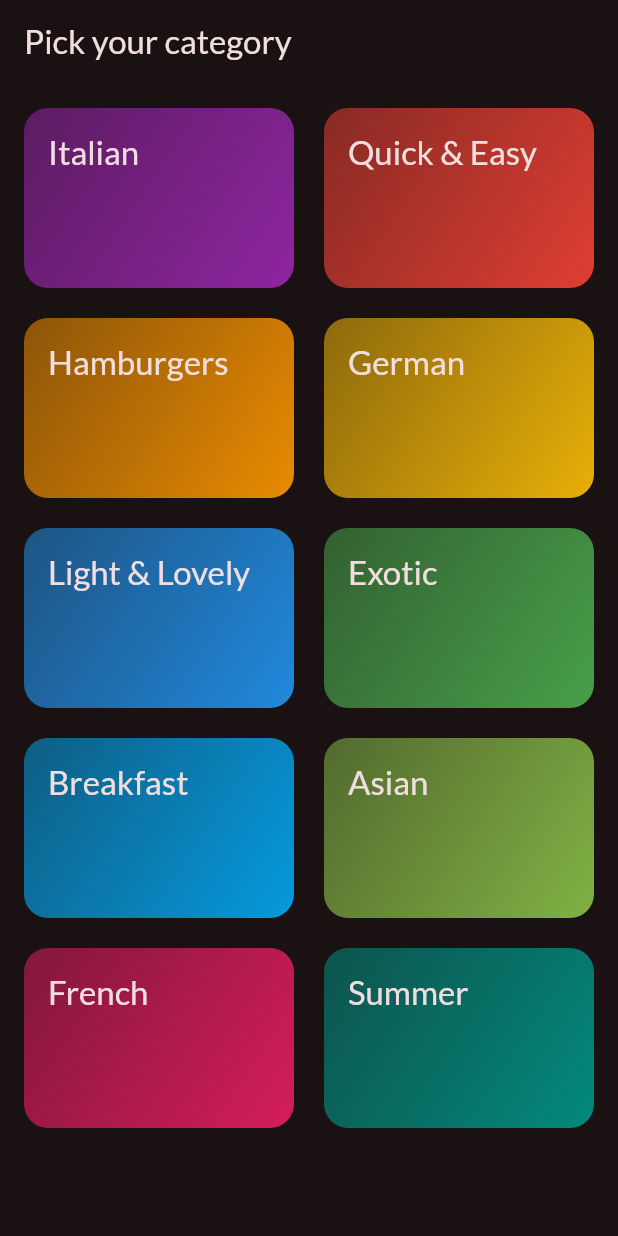
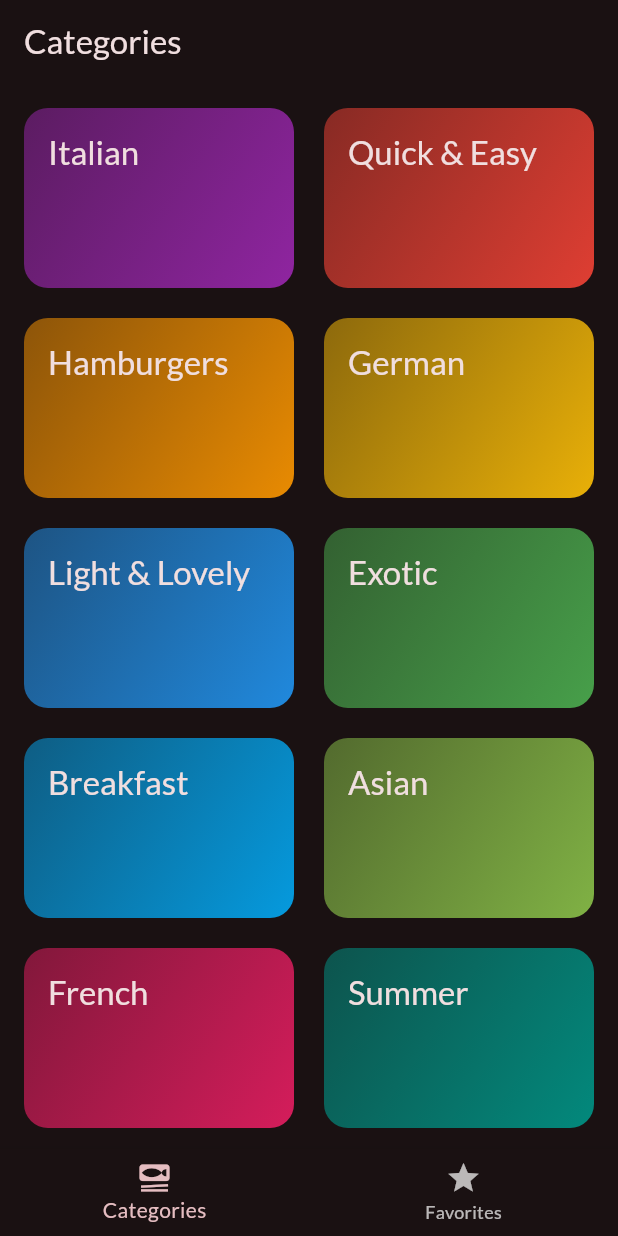
Before and after one commit to javakanaya/flutter-udemy, a Flutter app: the screen it shows after launch, on a phone screen of 412 x 824 dp. Run offline on Flutter 3.47's test engine with Material 3 defaults, Android fonts, the phone set to English and light mode, and no system bars; our stand-ins replace google_fonts, transparent_image.

```diff
--- a/meals/lib/main.dart
+++ b/meals/lib/main.dart
@@ -1,6 +1,6 @@
 import 'package:flutter/material.dart';
 import 'package:google_fonts/google_fonts.dart';
-import 'package:meals/screens/categories.dart';
+import 'package:meals/screens/tabs.dart';
 
 final theme = ThemeData(
   colorScheme: ColorScheme.fromSeed(
@@ -21,7 +21,7 @@ class App extends StatelessWidget {
   Widget build(BuildContext context) {
     return MaterialApp(
       theme: theme,
-      home: const CategoriesScreen(),
+      home: const TabsScreen(),
     );
   }
 }
--- a/meals/lib/screens/categories.dart
+++ b/meals/lib/screens/categories.dart
@@ -26,11 +26,7 @@ class CategoriesScreen extends StatelessWidget {
 
   @override
   Widget build(BuildContext context) {
-    return Scaffold(
-      appBar: AppBar(
-        title: const Text('Pick your category'),
-      ),
-      body: GridView(
+    return GridView(
       padding: const EdgeInsets.all(16),
       // set the number of column to 2
       gridDelegate: const SliverGridDelegateWithFixedCrossAxisCount(
@@ -47,7 +43,6 @@ class CategoriesScreen extends StatelessWidget {
                 },
               ))
           .toList(),
-      ),
     );
   }
 }
--- a/meals/lib/screens/meals.dart
+++ b/meals/lib/screens/meals.dart
@@ -6,11 +6,11 @@ import 'package:meals/widgets/meal_item.dart';
 class MealsScreen extends StatelessWidget {
   const MealsScreen({
     super.key,
-    required this.title,
+    this.title,
     required this.meals,
   });
 
-  final String title;
+  final String? title;
   final List<Meal> meals;
 
   void selectMeal(BuildContext context, Meal meal) {
@@ -58,9 +58,13 @@ class MealsScreen extends StatelessWidget {
       );
     }
 
+    if (title == null) {
+      return content;
+    }
+
     return Scaffold(
         appBar: AppBar(
-          title: Text(title),
+          title: Text(title!),
         ),
         body: content);
   }
--- /dev/null
+++ b/meals/lib/screens/tabs.dart
@@ -0,0 +1,54 @@
+import 'package:flutter/material.dart';
+import 'package:meals/screens/categories.dart';
+import 'package:meals/screens/meals.dart';
+
+class TabsScreen extends StatefulWidget {
+  const TabsScreen({super.key});
+
+  @override
+  State<StatefulWidget> createState() {
+    return _TabsScreenState();
+  }
+}
+
+class _TabsScreenState extends State<TabsScreen> {
+  int _selectedPageIndex = 0;
+
+  void _selectPage(int index) {
+    setState(() {
+      _selectedPageIndex = index;
+    });
+  }
+
+  @override
+  Widget build(BuildContext context) {
+    Widget activePage = const CategoriesScreen();
+    var activePageTitle = 'Categories';
+
+    if (_selectedPageIndex == 1) {
+      activePage = const MealsScreen(meals: []);
+      activePageTitle = 'Your Favorites';
+    }
+
+    return Scaffold(
+      appBar: AppBar(
+        title: Text(activePageTitle),
+      ),
+      body: activePage,
+      bottomNavigationBar: BottomNavigationBar(
+        onTap: _selectPage,
+        currentIndex: _selectedPageIndex,
+        items: const [
+          BottomNavigationBarItem(
+            icon: Icon(Icons.set_meal),
+            label: 'Categories',
+          ),
+          BottomNavigationBarItem(
+            icon: Icon(Icons.star),
+            label: 'Favorites',
+          )
+        ],
+      ),
+    );
+  }
+}
```
Lines whose indentation alone changed are shown as unchanged.
